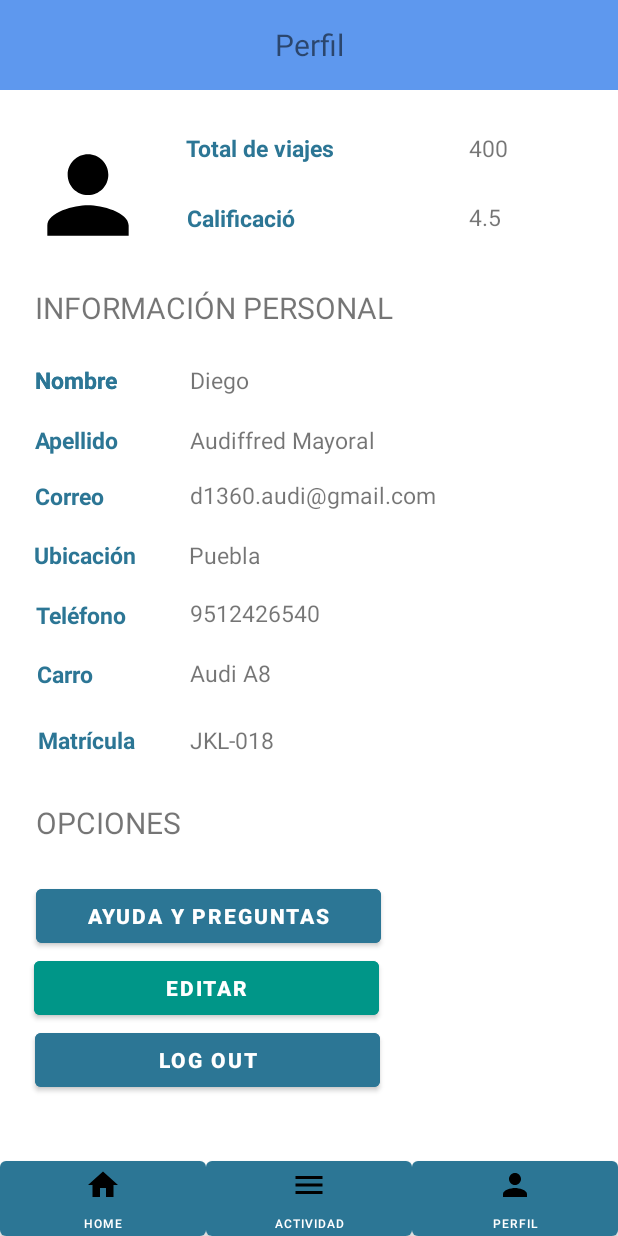
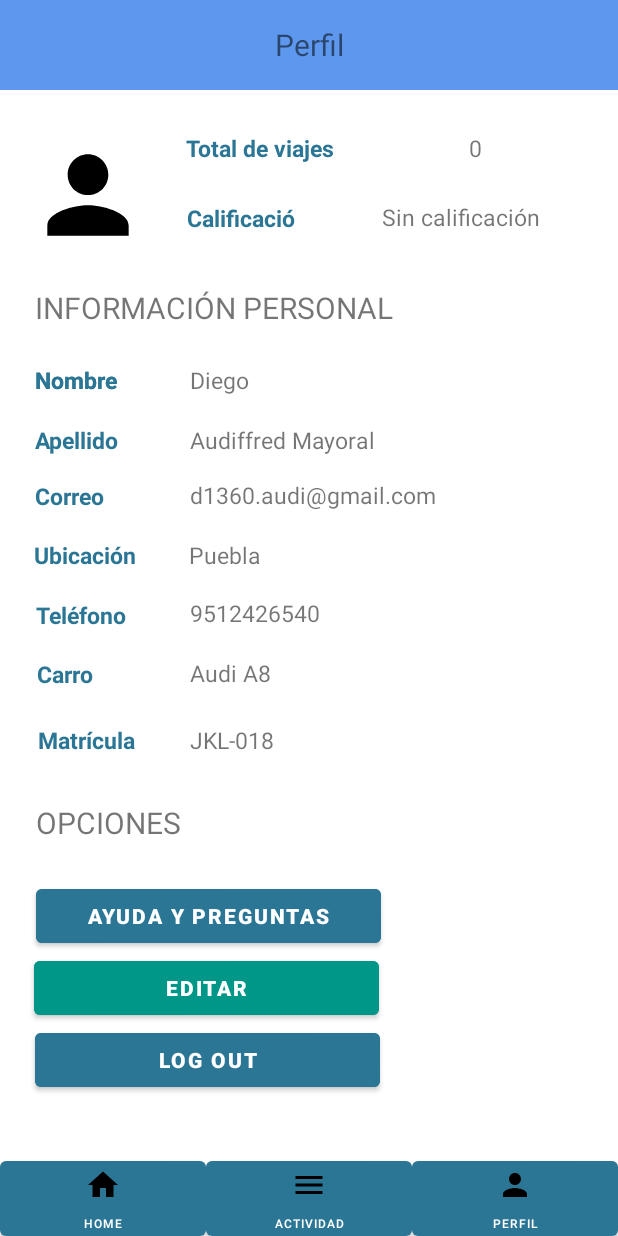
Before and after one commit to Salchiis/Carpooling, an Android app: the screen it shows after launch once a user with an empty profile is signed in (ProfileScreen), on a phone screen of 412 x 824 dp. Run offline under Robolectric (Android 15) with nearby library versions, the phone set to English and light mode, and no system bars; our stand-ins replace Firebase (no records; nobody signed in at launch, a user with empty details on screens opened directly).

Commit message:
Commit 29112022

```diff
--- a/app/src/main/java/com/example/carpooling/LandingPage.java
+++ b/app/src/main/java/com/example/carpooling/LandingPage.java
@@ -16,8 +16,7 @@ public class LandingPage extends AppCompatActivity {
     @Override
     protected void onCreate(Bundle savedInstanceState) { //Metodo princiapl
         super.onCreate(savedInstanceState);
-        player= MediaPlayer.create(LandingPage.this,R.raw.diesof);
-        player.start();
+
 
         setContentView(R.layout.activity_landing_page);
         FirebaseAuth firebaseAuth = FirebaseAuth.getInstance();
--- a/app/src/main/res/layout/activity_profile_screen.xml
+++ b/app/src/main/res/layout/activity_profile_screen.xml
@@ -96,24 +96,24 @@
 
     <TextView
         android:id="@+id/califAddress"
-        android:layout_width="50dp"
-        android:layout_height="25dp"
+        android:layout_width="124dp"
+        android:layout_height="20dp"
         android:gravity="left"
-        android:text="4.5"
+        android:text="Sin calificación"
         android:textSize="15dp"
         app:layout_constraintBottom_toBottomOf="parent"
         app:layout_constraintEnd_toEndOf="parent"
-        app:layout_constraintHorizontal_bias="0.864"
+        app:layout_constraintHorizontal_bias="0.885"
         app:layout_constraintStart_toStartOf="parent"
         app:layout_constraintTop_toTopOf="parent"
-        app:layout_constraintVertical_bias="0.168" />
+        app:layout_constraintVertical_bias="0.167" />
 
     <TextView
         android:id="@+id/viajesAddress"
         android:layout_width="50dp"
         android:layout_height="25dp"
         android:gravity="left"
-        android:text="400"
+        android:text="0"
         android:textSize="15dp"
         app:layout_constraintBottom_toBottomOf="parent"
         app:layout_constraintEnd_toEndOf="parent"
@@ -277,7 +277,7 @@
         android:id="@+id/modelAddressTitle"
         android:layout_width="75dp"
         android:layout_height="25dp"
-        android:text="Carro         : "
+        android:text="Carro"
         android:textColor="@color/bluerey"
 
         android:textSize="15dp"
```
